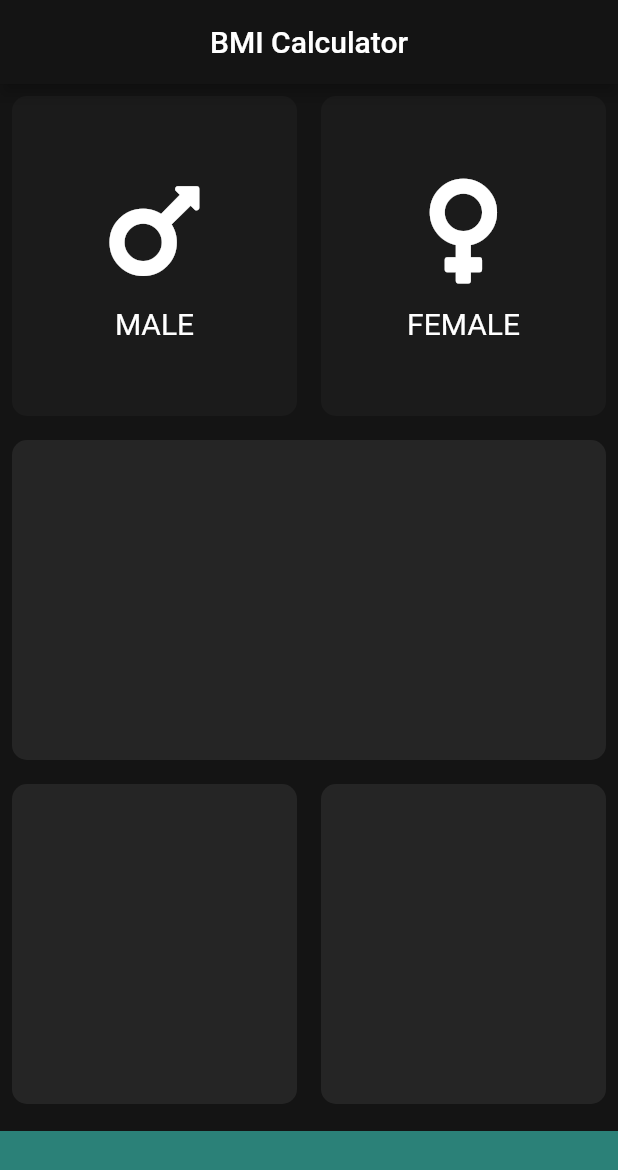
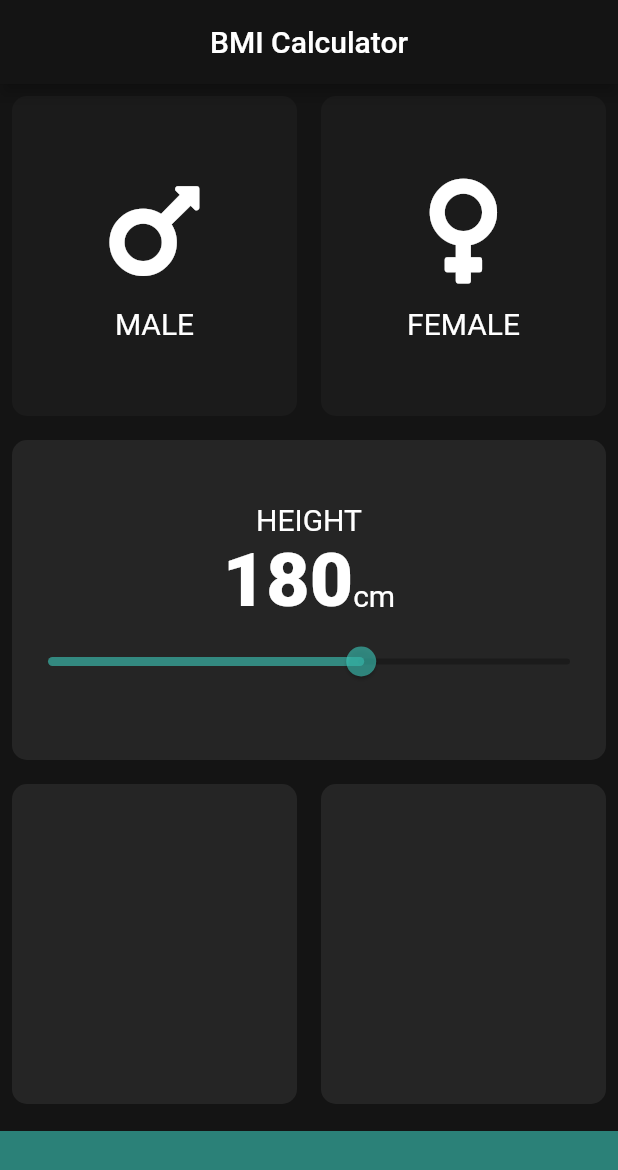
Before and after one commit to vashudev-dhama/bmi_calc_flutter, a Flutter app: the screen it shows after launch, on a phone screen of 412 x 824 dp. Shown: the top 1170 px of the screen. Run offline on Flutter 3.47's test engine with Material 2 defaults, Android fonts, the phone set to English and light mode, and no system bars; our stand-ins replace font_awesome_flutter.

Commit message:
height slider added

```diff
--- a/lib/card_content.dart
+++ b/lib/card_content.dart
@@ -1,11 +1,5 @@
 import 'package:flutter/material.dart';
-
-const double iconSize = 80.0;
-const double sizedBoxHeight = 10.0;
-const labelTextStyle = TextStyle(
-  fontSize: 20.0,
-  color: Colors.white,
-);
+import 'constants.dart';
 
 class CardContent extends StatelessWidget {
   //card text
@@ -22,14 +16,14 @@ class CardContent extends StatelessWidget {
       children: <Widget>[
         Icon(
           icon,
-          size: iconSize,
+          size: kGenderIconSize,
         ),
         SizedBox(
-          height: sizedBoxHeight,
+          height: kSizedBoxHeight,
         ),
         Text(
           textContent,
-          style: labelTextStyle,
+          style: kLabelTextStyle,
         ),
       ],
     );
--- /dev/null
+++ b/lib/constants.dart
@@ -0,0 +1,32 @@
+import 'package:flutter/material.dart';
+
+//gender icon size
+const double kGenderIconSize = 80.0;
+//vertical separation between icon and text
+const double kSizedBoxHeight = 10.0;
+//text style for card alphabetic text
+const kLabelTextStyle = TextStyle(
+  fontSize: 20.0,
+  color: Colors.white,
+);
+//height for bottom button container
+const kBottomContainerHeight = 70.0;
+//color for active card
+const kActiveCardColor = Color(0xFF252525);
+//color for inactive card
+const kInactiveCardColor = Color(0xFF1b1b1b);
+//color for bottom button container
+const kBottomContainerColor = Color(0x8840E0D0);
+//text style for card numeric text
+const kNumericTextStyle = TextStyle(
+  fontSize: 50.0,
+  fontWeight: FontWeight.w900,
+);
+//minimum height allowed
+const double minHeight = 120.0;
+//maximum height allowed
+const double maxHeight = 220.0;
+//slider's active side color
+const kActiveSliderColor = kBottomContainerColor;
+//slider's inactive side color
+const kInActiveSliderColor = kInactiveCardColor;
--- a/lib/input_page.dart
+++ b/lib/input_page.dart
@@ -1,16 +1,9 @@
+import 'package:flutter/cupertino.dart';
 import 'package:flutter/material.dart';
 import 'reusable_tiles.dart';
 import 'card_content.dart';
 import 'package:font_awesome_flutter/font_awesome_flutter.dart';
-
-//height for bottom button container
-const bottomContainerHeight = 70.0;
-//color for active card
-const activeCardColor = Color(0xFF252525);
-//color for inactive card
-const inactiveCardColor = Color(0xFF1b1b1b);
-//color for bottom button container
-const bottomContainerColor = Color(0x8840E0D0);
+import 'constants.dart';
 
 enum Gender {
   male,
@@ -24,6 +17,8 @@ class InputPage extends StatefulWidget {
 class _InputPageState extends State<InputPage> {
   //to keep track of user's gender
   Gender userGender;
+  //user height
+  int userHeight = 180;
 
   @override
   Widget build(BuildContext context) {
@@ -34,6 +29,7 @@ class _InputPageState extends State<InputPage> {
         ),
       ),
       body: Column(
+        crossAxisAlignment: CrossAxisAlignment.stretch,
         children: <Widget>[
           Expanded(
             child: Row(
@@ -47,8 +43,8 @@ class _InputPageState extends State<InputPage> {
                       });
                     },
                     tileColor: userGender == Gender.male
-                        ? activeCardColor
-                        : inactiveCardColor,
+                        ? kActiveCardColor
+                        : kInactiveCardColor,
                     cardChild: CardContent(
                       icon: FontAwesomeIcons.mars,
                       textContent: 'MALE',
@@ -64,8 +60,8 @@ class _InputPageState extends State<InputPage> {
                       });
                     },
                     tileColor: userGender == Gender.female
-                        ? activeCardColor
-                        : inactiveCardColor,
+                        ? kActiveCardColor
+                        : kInactiveCardColor,
                     cardChild: CardContent(
                       icon: FontAwesomeIcons.venus,
                       textContent: 'FEMALE',
@@ -77,7 +73,43 @@ class _InputPageState extends State<InputPage> {
           ),
           Expanded(
             child: ReusableTiles(
-              tileColor: activeCardColor,
+              cardChild: Column(
+                mainAxisAlignment: MainAxisAlignment.center,
+                children: <Widget>[
+                  Text(
+                    'HEIGHT',
+                    style: kLabelTextStyle,
+                  ),
+                  Row(
+                    mainAxisAlignment: MainAxisAlignment.center,
+                    textBaseline: TextBaseline.alphabetic,
+                    crossAxisAlignment: CrossAxisAlignment.baseline,
+                    children: <Widget>[
+                      Text(
+                        userHeight.toString(),
+                        style: kNumericTextStyle,
+                      ),
+                      Text(
+                        'cm',
+                        style: kLabelTextStyle,
+                      ),
+                    ],
+                  ),
+                  Slider(
+                    value: userHeight.toDouble(),
+                    min: minHeight,
+                    max: maxHeight,
+                    activeColor: kActiveSliderColor,
+                    inactiveColor: kInActiveSliderColor,
+                    onChanged: (double newHeight) {
+                      setState(() {
+                        userHeight = newHeight.round();
+                      });
+                    },
+                  ),
+                ],
+              ),
+              tileColor: kActiveCardColor,
             ),
           ),
           Expanded(
@@ -85,12 +117,12 @@ class _InputPageState extends State<InputPage> {
               children: <Widget>[
                 Expanded(
                   child: ReusableTiles(
-                    tileColor: activeCardColor,
+                    tileColor: kActiveCardColor,
                   ),
                 ),
                 Expanded(
                   child: ReusableTiles(
-                    tileColor: activeCardColor,
+                    tileColor: kActiveCardColor,
                   ),
                 ),
               ],
@@ -98,7 +130,7 @@ class _InputPageState extends State<InputPage> {
           ),
           Container(
             margin: EdgeInsets.only(top: 10.0),
-            color: bottomContainerColor,
+            color: kBottomContainerColor,
             height: 70.0,
             width: double.infinity,
           ),
```
